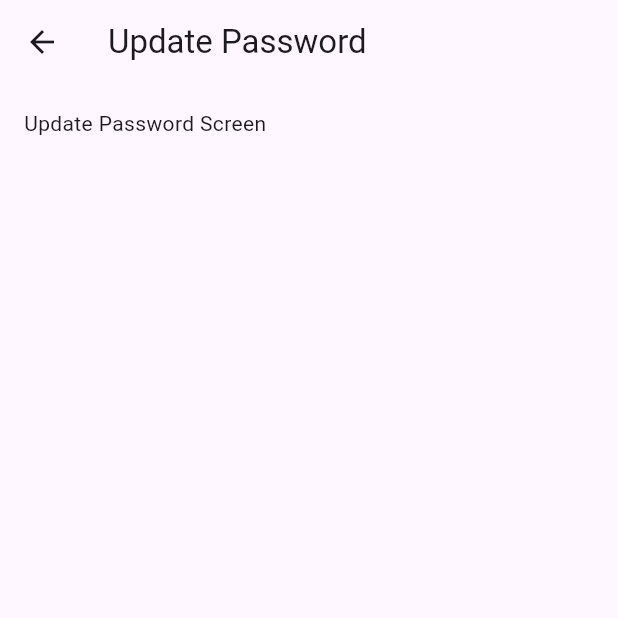
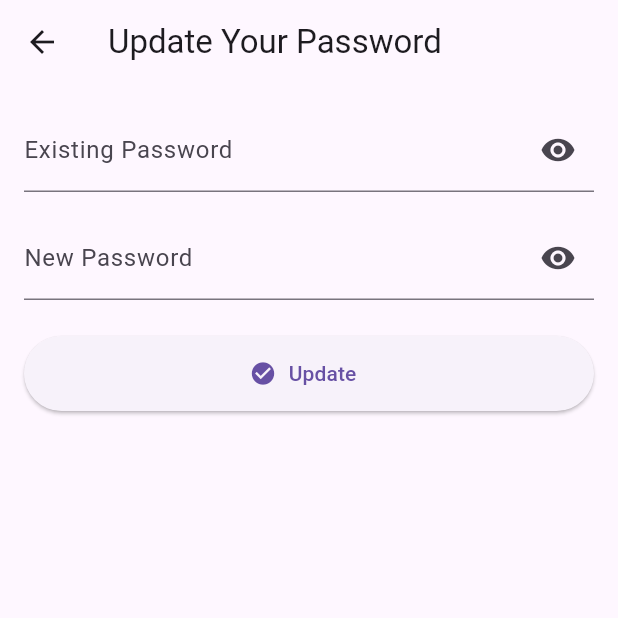
Before and after one commit to hongkkkjjj/hotel_booking_management_system, a Flutter app: the UpdatePasswordScreen screen opened directly, on a phone screen of 412 x 824 dp, the top half of it. Run offline on Flutter 3.47's test engine with Material 3 defaults, Android fonts, the phone set to English and light mode, and no system bars; our stand-ins replace firebase_core, get, image_picker; accounts and stored records are empty.

Commit message:
+ Update UI Todo: 1. Home screen for both type user 2. Update 'Add new room type' with image picker 3. Add adjust room price screen 4. Add manage rooms screen 5. Add booking screen 6. Add booking detail screen 7. Booking successful screen

```diff
--- /dev/null
+++ b/lib/Constant/const_color.dart
@@ -0,0 +1,3 @@
+import 'package:flutter/material.dart';
+
+const kSecondaryColor = Colors.teal;
--- a/lib/Controller/login_controller.dart
+++ b/lib/Controller/login_controller.dart
@@ -1,9 +1,9 @@
 import 'package:flutter/material.dart';
 import 'package:get/get.dart';
-import 'package:hotel_booking_management_system/Controller/profile_controller.dart';
 
 import '../Screen/landing_tab_widget.dart';
 import 'landing_tab_controller.dart';
+import 'profile_controller.dart';
 
 class LoginController extends GetxController {
   final TextEditingController emailController = TextEditingController();
--- a/lib/Controller/profile_controller.dart
+++ b/lib/Controller/profile_controller.dart
@@ -1,9 +1,13 @@
+import 'package:flutter/cupertino.dart';
 import 'package:get/get.dart';
 
 class UserController extends GetxController {
   RxString name = ''.obs;
   RxString email = ''.obs;
   RxString mobile = ''.obs;
+
+  final TextEditingController existingPassword = TextEditingController();
+  final TextEditingController newPassword = TextEditingController();
 
   void updateUserDetails(String newName, String newEmail, String newMobile) {
     name.value = newName;
--- a/lib/Screen/landing_tab_widget.dart
+++ b/lib/Screen/landing_tab_widget.dart
@@ -1,6 +1,7 @@
 import 'package:flutter/material.dart';
 import 'package:get/get.dart';
 import 'package:hotel_booking_management_system/Screen/profile_widget.dart';
+import 'package:hotel_booking_management_system/Screen/rooms_widget.dart';
 
 import '../Controller/landing_tab_controller.dart';
 
@@ -18,6 +19,9 @@ class LandingTabScreen extends StatelessWidget {
         child: Scaffold(
           appBar: AppBar(
             bottom: TabBar(
+              labelColor: Colors.teal,
+              indicatorColor: Colors.teal,
+              unselectedLabelColor: Colors.indigo,
               tabs: _buildTabs(),
             ),
             title: const Text('Tabs Demo'),
@@ -64,7 +68,7 @@ class LandingTabScreen extends StatelessWidget {
     if (landingTabController.userType.value == UserType.admin) {
       return [
         const Icon(Icons.home),
-        const Icon(Icons.settings),
+        RoomsScreen(),
         ProfileScreen()
       ];
     } else {
--- a/lib/Screen/profile_widget.dart
+++ b/lib/Screen/profile_widget.dart
@@ -60,8 +60,7 @@ class ProfileScreen extends StatelessWidget {
               ),
               icon: const Icon(Icons.vpn_key),
               onPressed: () {
-                // Navigate to the update password screen
-                Get.to(UpdatePasswordScreen());
+                Get.to(() => UpdatePasswordScreen());
               },
               label: const Text('Update Password'),
             ),
--- a/lib/Screen/update_password_widget.dart
+++ b/lib/Screen/update_password_widget.dart
@@ -2,6 +2,9 @@ import 'package:flutter/material.dart';
 import 'package:get/get.dart';
 
 import '../Controller/profile_controller.dart';
+import '../Widget/custom_elevated_button.dart';
+import '../Widget/keyboard_dismiss_wrapper.dart';
+import '../Widget/password_textfield.dart';
 
 class UpdatePasswordScreen extends StatelessWidget {
   final UserController userController = Get.find<UserController>();
@@ -10,18 +13,42 @@ class UpdatePasswordScreen extends StatelessWidget {
 
   @override
   Widget build(BuildContext context) {
-    return Scaffold(
+    userController.existingPassword.clear();
+    userController.newPassword.clear();
+
+    return KeyboardDismissWrapper(
+      child: Scaffold(
         appBar: AppBar(
-        title: const Text('Update Password'),
+          title: const Text('Update Your Password'),
         ),
-      body: const Padding(
-        padding: EdgeInsets.all(16.0),
+        body: SingleChildScrollView(
+          child: Padding(
+            padding: const EdgeInsets.all(16.0),
             child: Column(
               crossAxisAlignment: CrossAxisAlignment.start,
               children: [
-            Text('Update Password Screen'),
+                PasswordTextField(
+                  controller: userController.existingPassword,
+                  labelText: 'Existing Password',
+                ),
+                const SizedBox(height: 16),
+                PasswordTextField(
+                  controller: userController.newPassword,
+                  labelText: 'New Password',
+                ),
+                const SizedBox(height: 24),
+                CustomElevatedButton(
+                  icon: Icons.check_circle,
+                  label: 'Update',
+                  onPressed: () {
+                    Get.back();
+                  },
+                ),
+                const SizedBox(height: 24.0),
                 // Add password update UI components here
               ],
+            ),
+          ),
         ),
       ),
     );
--- /dev/null
+++ b/lib/Widget/custom_elevated_button.dart
@@ -0,0 +1,41 @@
+import 'package:flutter/material.dart';
+
+class CustomElevatedButton extends StatelessWidget {
+  final IconData icon;
+  final String label;
+  final Color? backgroundColor;
+  final VoidCallback? onPressed;
+
+  const CustomElevatedButton({super.key,
+    required this.icon,
+    required this.label,
+    this.backgroundColor,
+    this.onPressed,
+  });
+
+  @override
+  Widget build(BuildContext context) {
+    return ElevatedButton.icon(
+      onPressed: onPressed,
+      icon: Icon(icon),
+      label: Text(label),
+      style: ElevatedButton.styleFrom(
+        minimumSize: const Size.fromHeight(50),
+        backgroundColor: backgroundColor,
+        foregroundColor: calculateForegroundColor(backgroundColor),
+      ),
+    );
+  }
+
+  Color? calculateForegroundColor(Color? backgroundColor) {
+    if (backgroundColor == null) {
+      return null;
+    }
+
+    // Calculate the luminance of the background color
+    final double luminance = backgroundColor.computeLuminance();
+
+    // Determine the contrasting foreground color
+    return luminance > 0.5 ? Colors.black : Colors.white;
+  }
+}
--- /dev/null
+++ b/lib/Widget/keyboard_dismiss_wrapper.dart
@@ -0,0 +1,17 @@
+import 'package:flutter/material.dart';
+
+class KeyboardDismissWrapper extends StatelessWidget {
+  final Widget child;
+
+  const KeyboardDismissWrapper({super.key, required this.child});
+
+  @override
+  Widget build(BuildContext context) {
+    return GestureDetector(
+      onTap: () {
+        FocusManager.instance.primaryFocus?.unfocus();
+      },
+      child: child,
+    );
+  }
+}
--- /dev/null
+++ b/lib/Widget/password_textfield.dart
@@ -0,0 +1,38 @@
+import 'package:flutter/material.dart';
+
+class PasswordTextField extends StatefulWidget {
+  final TextEditingController controller;
+  final String labelText;
+
+  const PasswordTextField({
+    super.key,
+    required this.controller,
+    required this.labelText,
+  });
+
+  @override
+  PasswordTextFieldState createState() => PasswordTextFieldState();
+}
+
+class PasswordTextFieldState extends State<PasswordTextField> {
+  bool obscureText = true;
+
+  @override
+  Widget build(BuildContext context) {
+    return TextField(
+      controller: widget.controller,
+      decoration: InputDecoration(
+        labelText: widget.labelText,
+        suffixIcon: IconButton(
+          icon: Icon(obscureText ? Icons.visibility : Icons.visibility_off),
+          onPressed: () {
+            setState(() {
+              obscureText = !obscureText;
+            });
+          },
+        ),
+      ),
+      obscureText: obscureText,
+    );
+  }
+}
--- a/pubspec.yaml
+++ b/pubspec.yaml
@@ -37,6 +37,7 @@ dependencies:
   cupertino_icons: ^1.0.2
   firebase_core: ^2.24.0
   get:
+  image_picker: ^1.0.4
 
 dev_dependencies:
   flutter_test:
```
Also changed, not shown: lib/Controller/register_controller.dart (+9 -0 lines), lib/Controller/rooms_controller.dart (added, +9 -0 lines), lib/Screen/add_room_type_widget.dart (added, +139 -0 lines), lib/Screen/login_widget.dart (+9 -15 lines), lib/Screen/register_widget.dart (+11 -7 lines), lib/Screen/rooms_widget.dart (added, +57 -0 lines), lib/Widget/label_switch.dart (added, +95 -0 lines), lib/main.dart (+4 -13 lines), pubspec.lock, 1 other file. Lines whose indentation alone changed are shown as unchanged.
